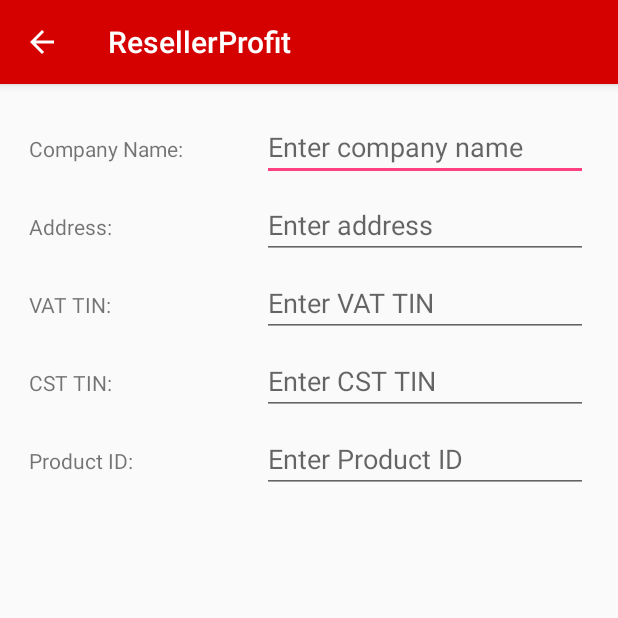
After one commit to Akanshi32/ResellerProfit, an Android app: the BillSetting screen opened directly, with no data from a screen before it, on a phone screen of 412 x 824 dp, the top half of it. The commit adds this screen. Run offline under Robolectric (Android 15) with nearby library versions, the phone set to English and light mode, and no system bars.

Commit message:
BillSetting

```diff
--- a/app/src/main/AndroidManifest.xml
+++ b/app/src/main/AndroidManifest.xml
@@ -64,8 +64,11 @@
             android:label="Sign up" />
         <activity
             android:name=".activity.ProfileActivity"
-            android:label="Profile"
-            android:parentActivityName=".activity.MainActivity"/>
+            android:label="Profile" android:parentActivityName=".activity.MainActivity">
+            <meta-data
+                android:name=".PARENT_ACTIVITY"
+                android:value=".MainActivity" />
+        </activity>
         <activity
             android:name=".activity.SoldActivity"
             android:parentActivityName=".activity.MainActivity">
@@ -80,11 +83,15 @@
                 android:name=".PARENT_ACTIVITY"
                 android:value=".MainActivity" />
         </activity>
-
         <activity
             android:name=".activity.CalendarActivity"
-            android:theme="@style/AppTheme.NoActionBar"
-            android:parentActivityName=".activity.MainActivity">
+            android:parentActivityName=".activity.MainActivity"
+            android:theme="@style/AppTheme.NoActionBar">
+            <meta-data
+                android:name=".PARENT_ACTIVITY"
+                android:value=".MainActivity" />
+        </activity>
+        <activity android:name=".activity.BillSetting" android:parentActivityName=".activity.MainActivity">
             <meta-data
                 android:name=".PARENT_ACTIVITY"
                 android:value=".MainActivity" />
--- /dev/null
+++ b/app/src/main/java/com/vansh/resellerprofit/activity/BillSetting.java
@@ -0,0 +1,17 @@
+package com.vansh.resellerprofit.activity;
+
+import android.support.v7.app.AppCompatActivity;
+import android.os.Bundle;
+
+import com.vansh.resellerprofit.R;
+
+public class BillSetting extends AppCompatActivity {
+
+    @Override
+    protected void onCreate(Bundle savedInstanceState) {
+        super.onCreate(savedInstanceState);
+        setContentView(R.layout.activity_bill_setting);
+
+        getSupportActionBar().setDisplayHomeAsUpEnabled(true);
+    }
+}
--- a/app/src/main/java/com/vansh/resellerprofit/activity/MainActivity.java
+++ b/app/src/main/java/com/vansh/resellerprofit/activity/MainActivity.java
@@ -533,6 +533,12 @@
             startActivity(it);
 
         }
+        else if (id == R.id.nav_bill) {
+            Intent it = new Intent(MainActivity.this, BillSetting.class);
+            startActivity(it);
+
+        }
+
 
         DrawerLayout drawer = (DrawerLayout) findViewById(R.id.drawer_layout);
         drawer.closeDrawer(GravityCompat.START);
--- a/app/src/main/java/com/vansh/resellerprofit/activity/ProfileActivity.java
+++ b/app/src/main/java/com/vansh/resellerprofit/activity/ProfileActivity.java
@@ -79,6 +79,7 @@
         btnSignIn.setOnClickListener(this);
         btnSignOut.setOnClickListener(this);
         btnRevokeAccess.setOnClickListener(this);
+
 
 
         GoogleSignInOptions gso = new GoogleSignInOptions.Builder(GoogleSignInOptions.DEFAULT_SIGN_IN)
--- /dev/null
+++ b/app/src/main/res/drawable/ic_bill_black_24dp.xml
@@ -0,0 +1,9 @@
+<vector xmlns:android="http://schemas.android.com/apk/res/android"
+        android:width="24dp"
+        android:height="24dp"
+        android:viewportWidth="24.0"
+        android:viewportHeight="24.0">
+    <path
+        android:fillColor="#FF000000"
+        android:pathData="M19,3h-4.18C14.4,1.84 13.3,1 12,1c-1.3,0 -2.4,0.84 -2.82,2L5,3c-1.1,0 -2,0.9 -2,2v14c0,1.1 0.9,2 2,2h14c1.1,0 2,-0.9 2,-2L21,5c0,-1.1 -0.9,-2 -2,-2zM12,3c0.55,0 1,0.45 1,1s-0.45,1 -1,1 -1,-0.45 -1,-1 0.45,-1 1,-1zM14,17L7,17v-2h7v2zM17,13L7,13v-2h10v2zM17,9L7,9L7,7h10v2z"/>
+</vector>
--- /dev/null
+++ b/app/src/main/res/layout/activity_bill_setting.xml
@@ -0,0 +1,104 @@
+<?xml version="1.0" encoding="utf-8"?>
+<LinearLayout xmlns:android="http://schemas.android.com/apk/res/android"
+    xmlns:tools="http://schemas.android.com/tools"
+    android:id="@+id/activity_bill_setting"
+    android:layout_width="match_parent"
+    android:layout_height="match_parent"
+    android:paddingBottom="@dimen/activity_vertical_margin"
+    android:paddingLeft="@dimen/activity_horizontal_margin"
+    android:orientation="vertical"
+    android:paddingRight="@dimen/activity_horizontal_margin"
+    android:paddingTop="@dimen/activity_vertical_margin"
+    tools:context="com.vansh.resellerprofit.activity.BillSetting">
+
+    <LinearLayout
+        android:layout_width="match_parent"
+        android:layout_height="wrap_content"
+        android:padding="3dp"
+        android:orientation="horizontal">
+
+        <TextView
+            android:layout_width="0dp"
+            android:layout_height="wrap_content"
+            android:layout_weight="0.5"
+            android:text="Company Name: "/>
+        <EditText
+            android:id="@+id/company_name"
+            android:layout_width="0dp"
+            android:layout_height="wrap_content"
+            android:hint="Enter company name"
+            android:layout_weight="0.70"/>
+    </LinearLayout>
+    <LinearLayout
+        android:layout_width="match_parent"
+        android:layout_height="wrap_content"
+        android:padding="3dp"
+        android:orientation="horizontal">
+
+        <TextView
+            android:layout_width="0dp"
+            android:layout_height="wrap_content"
+            android:layout_weight="0.5"
+            android:text="Address: "/>
+        <EditText
+            android:id="@+id/address"
+            android:layout_width="0dp"
+            android:layout_height="wrap_content"
+            android:hint="Enter address"
+            android:layout_weight="0.70"/>
+    </LinearLayout>
+    <LinearLayout
+        android:layout_width="match_parent"
+        android:layout_height="wrap_content"
+        android:padding="3dp"
+        android:orientation="horizontal">
+
+        <TextView
+            android:layout_width="0dp"
+            android:layout_height="wrap_content"
+            android:layout_weight="0.5"
+            android:text="VAT TIN: "/>
+        <EditText
+            android:id="@+id/vat_tin"
+            android:layout_width="0dp"
+            android:layout_height="wrap_content"
+            android:hint="Enter VAT TIN"
+            android:layout_weight="0.70"/>
+    </LinearLayout>
+    <LinearLayout
+        android:layout_width="match_parent"
+        android:layout_height="wrap_content"
+        android:padding="3dp"
+        android:orientation="horizontal">
+        <TextView
+            android:layout_width="0dp"
+            android:layout_height="wrap_content"
+            android:layout_weight="0.5"
+            android:text="CST TIN: "/>
+        <EditText
+            android:id="@+id/cst_tin"
+            android:layout_width="0dp"
+            android:hint="Enter CST TIN"
+            android:inputType="number"
+            android:layout_height="wrap_content"
+            android:layout_weight="0.70"/>
+    </LinearLayout>
+    <LinearLayout
+        android:layout_width="match_parent"
+        android:layout_height="wrap_content"
+        android:padding="3dp"
+        android:orientation="horizontal">
+        <TextView
+            android:layout_width="0dp"
+            android:layout_height="wrap_content"
+            android:layout_weight="0.50"
+            android:text="Product ID: "/>
+        <EditText
+            android:id="@+id/product_id"
+            android:layout_width="0dp"
+            android:hint="Enter Product ID"
+            android:inputType="number"
+            android:layout_height="wrap_content"
+            android:layout_weight="0.70"/>
+    </LinearLayout>
+</LinearLayout>
--- a/app/src/main/res/menu/activity_main_drawer.xml
+++ b/app/src/main/res/menu/activity_main_drawer.xml
@@ -19,8 +19,11 @@
             android:id="@+id/nav_calendar"
             android:icon="@drawable/ic_date_black_24dp"
             android:title="Calendar" />
+        <item
+            android:id="@+id/nav_bill"
+            android:icon="@drawable/ic_bill_black_24dp"
+            android:title="Bill Settings" />
     </group>
-
     <item android:title="Communicate">
         <menu>
             <item
```
